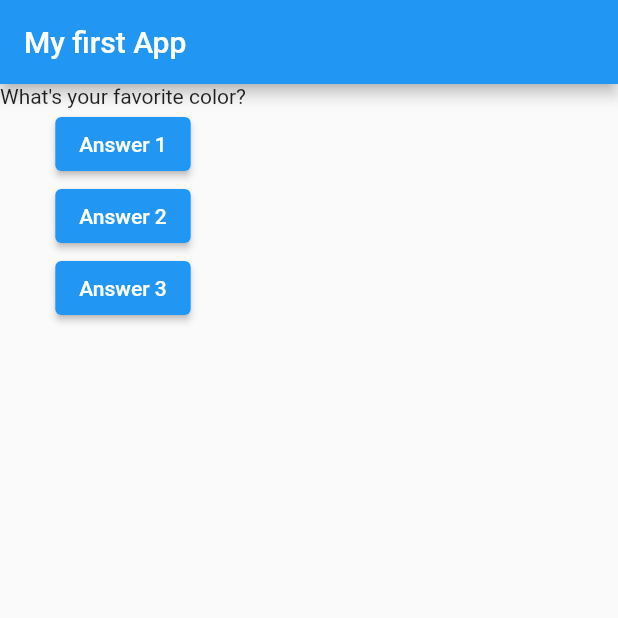
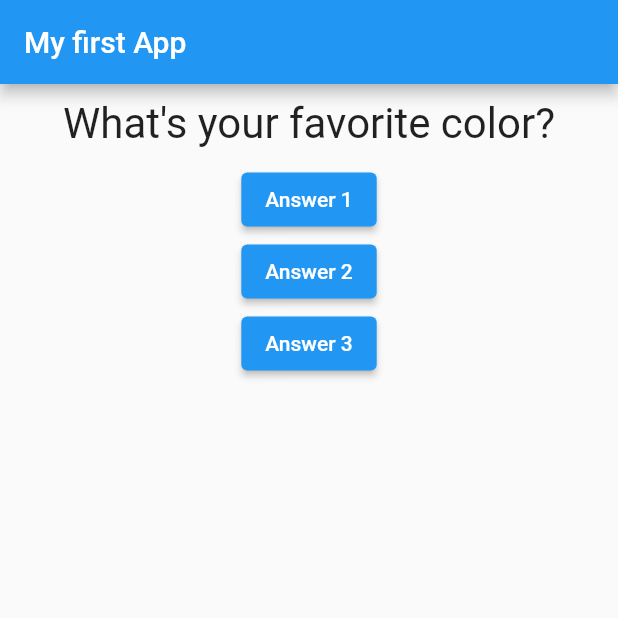
Before and after one commit to mgiuseppe/flutter-quiz-app, a Flutter app: the screen it shows after launch, on a phone screen of 412 x 824 dp, the top half of it. Run offline on Flutter 3.47's test engine with Material 2 defaults, Android fonts, the phone set to English and light mode, and no system bars.

Commit message:
styling question with Container

```diff
--- a/lib/question.dart
+++ b/lib/question.dart
@@ -7,6 +7,13 @@ class Question extends StatelessWidget {
 
   @override
   Widget build(BuildContext context) {
-    return Text(questionText);
+    return Container(
+        width: double.infinity,
+        margin: const EdgeInsets.all(10),
+        child: Text(
+          questionText,
+          textAlign: TextAlign.center,
+          style: const TextStyle(fontSize: 28),
+        ));
   }
 }
```
